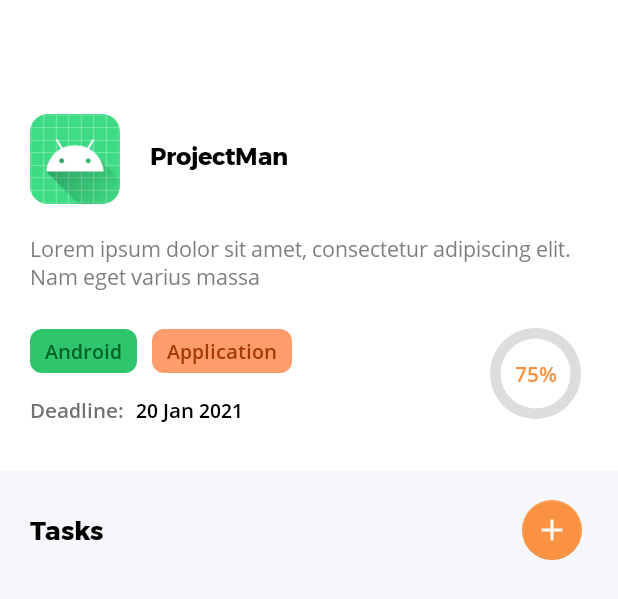
After one commit to ajailani4/projekan, an Android app: the layout activity_project_details.xml on its own in the app's theme, with its tools: preview values and no code run, on a phone screen of 412 x 824 dp. The commit adds this screen. Shown: the top 599 px of the screen. Run offline under Robolectric (Android 15) with nearby library versions, the phone set to English and light mode, and no system bars; network calls fail.

Commit message:
Add ProjectDetailsActivity

```diff
--- a/app/src/main/java/com/ajailani/projekan/data/model/Project.kt
+++ b/app/src/main/java/com/ajailani/projekan/data/model/Project.kt
@@ -5,6 +5,8 @@ import com.squareup.moshi.Json
 data class Project(
     @Json(name = "id")
     var id: Int = 0,
+    @Json(name = "itemNum")
+    var itemNum: Int = 0,
     @Json(name = "icon")
     var icon: String = "",
     @Json(name = "title")
@@ -18,7 +20,7 @@ data class Project(
     @Json(name = "deadline")
     var deadline: String = "",
     @Json(name = "progress")
-    var progress: Float = 0F,
+    var progress: Int = 0,
     @Json(name = "status")
     var status: String = "undone",
     @Json(name = "onPage")
--- a/app/src/main/java/com/ajailani/projekan/di/module/ApplicationModule.kt
+++ b/app/src/main/java/com/ajailani/projekan/di/module/ApplicationModule.kt
@@ -43,4 +43,9 @@ class ApplicationModule {
     @Singleton
     fun provideFirebaseStorage(): FirebaseStorage =
         FirebaseStorage.getInstance()
+
+    @Provides
+    @Singleton
+    fun provedDatabaseReference(): DatabaseReference =
+        FirebaseDatabase.getInstance().reference
 }
--- a/app/src/main/java/com/ajailani/projekan/ui/adapter/MyProjectsAdapter.kt
+++ b/app/src/main/java/com/ajailani/projekan/ui/adapter/MyProjectsAdapter.kt
@@ -10,7 +10,7 @@ import com.ajailani.projekan.data.model.Project
 import com.ajailani.projekan.databinding.ListMyProjectsBinding
 import com.bumptech.glide.Glide
 
-class MyProjectsAdapter(private val listener: (Project) -> Unit) : PagingDataAdapter<Project, MyProjectsAdapter.ViewHolder>(DataDifferentiator) {
+class MyProjectsAdapter(private val listener: (Int, Int) -> Unit) : PagingDataAdapter<Project, MyProjectsAdapter.ViewHolder>(DataDifferentiator) {
     private lateinit var binding: ListMyProjectsBinding
 
     object DataDifferentiator : DiffUtil.ItemCallback<Project>() {
@@ -25,7 +25,7 @@ class MyProjectsAdapter(private val listener: (Project) -> Unit) : PagingDataAda
     }
 
     class ViewHolder(private val binding: ListMyProjectsBinding) : RecyclerView.ViewHolder(binding.root) {
-        fun bind(project: Project, listener: (Project) -> Unit) {
+        fun bind(project: Project, listener: (Int, Int) -> Unit) {
             binding.apply {
                 if(project.icon != "") {
                     Glide.with(icon.context)
@@ -41,7 +41,7 @@ class MyProjectsAdapter(private val listener: (Project) -> Unit) : PagingDataAda
                 deadline.text = project.deadline
 
                 root.setOnClickListener {
-                    listener(project)
+                    listener(project.onPage, project.itemNum)
                 }
             }
         }
--- a/app/src/main/java/com/ajailani/projekan/ui/view/activity/MainActivity.kt
+++ b/app/src/main/java/com/ajailani/projekan/ui/view/activity/MainActivity.kt
@@ -101,8 +101,12 @@ class MainActivity : AppCompatActivity() {
         //Show my projects list
         lifecycleScope.launch {
             homeViewModel.getMyProjects()?.observe(this@MainActivity, { myProjects ->
-                myProjectsAdapter = MyProjectsAdapter { project ->
+                myProjectsAdapter = MyProjectsAdapter { page, itemNum ->
                     //Go to ProjectDetailsActivity
+                    val projectDetailsIntent = Intent(applicationContext, ProjectDetailsActivity::class.java)
+                    projectDetailsIntent.putExtra("page", page)
+                    projectDetailsIntent.putExtra("itemNum", itemNum)
+                    startActivity(projectDetailsIntent)
                 }
 
                 binding.myProjectsRv.apply {
--- /dev/null
+++ b/app/src/main/res/drawable/circle_progress_bar.xml
@@ -0,0 +1,23 @@
+<?xml version="1.0" encoding="utf-8"?>
+<layer-list xmlns:android="http://schemas.android.com/apk/res/android">
+    <item>
+        <shape
+            android:shape="ring"
+            android:thicknessRatio="10"
+            android:useLevel="false">
+            <solid android:color="@color/colorGreyCirProgBar" />
+        </shape>
+    </item>
+    <item>
+        <rotate
+            android:fromDegrees="270"
+            android:toDegrees="270">
+            <shape
+                android:shape="ring"
+                android:thicknessRatio="10"
+                android:useLevel="true">
+                <solid android:color="@color/colorPrimary" />
+            </shape>
+        </rotate>
+    </item>
+</layer-list>
--- a/app/src/main/res/layout/activity_main.xml
+++ b/app/src/main/res/layout/activity_main.xml
@@ -147,6 +147,8 @@
             android:layout_width="match_parent"
             android:layout_height="wrap_content"
             android:layout_marginTop="10dp"
+            android:paddingBottom="10dp"
+            android:clipToPadding="false"
             android:overScrollMode="never"
             app:layout_constraintEnd_toEndOf="parent"
             app:layout_constraintHorizontal_bias="0.0"
--- /dev/null
+++ b/app/src/main/res/layout/activity_project_details.xml
@@ -0,0 +1,229 @@
+<?xml version="1.0" encoding="utf-8"?>
+<androidx.constraintlayout.widget.ConstraintLayout xmlns:android="http://schemas.android.com/apk/res/android"
+    xmlns:app="http://schemas.android.com/apk/res-auto"
+    xmlns:tools="http://schemas.android.com/tools"
+    android:layout_width="match_parent"
+    android:layout_height="match_parent"
+    android:background="@color/colorDetailBg"
+    tools:context=".ui.view.activity.ProjectDetailsActivity">
+
+    <androidx.appcompat.widget.Toolbar
+        android:id="@+id/toolbar"
+        android:layout_width="match_parent"
+        android:layout_height="wrap_content"
+        android:background="@android:color/white"
+        android:minHeight="?attr/actionBarSize"
+        android:theme="@style/CustomToolbar"
+        app:layout_constraintEnd_toEndOf="parent"
+        app:layout_constraintStart_toStartOf="parent"
+        app:layout_constraintTop_toTopOf="parent" />
+
+    <!-- Header -->
+    <androidx.constraintlayout.widget.ConstraintLayout
+        android:id="@+id/constraintLayout"
+        android:layout_width="match_parent"
+        android:layout_height="wrap_content"
+        android:background="@android:color/white"
+        app:layout_constraintEnd_toEndOf="parent"
+        app:layout_constraintStart_toStartOf="parent"
+        app:layout_constraintTop_toBottomOf="@+id/toolbar">
+
+        <!-- Icon -->
+        <androidx.cardview.widget.CardView
+            android:id="@+id/iconCardView"
+            android:layout_width="60dp"
+            android:layout_height="60dp"
+            android:layout_marginStart="20dp"
+            android:layout_marginTop="20dp"
+            android:clickable="true"
+            android:focusable="true"
+            app:cardCornerRadius="12dp"
+            app:cardElevation="0dp"
+            app:layout_constraintStart_toStartOf="parent"
+            app:layout_constraintTop_toTopOf="parent">
+
+            <androidx.appcompat.widget.AppCompatImageView
+                android:id="@+id/icon"
+                android:layout_width="match_parent"
+                android:layout_height="match_parent"
+                android:scaleType="centerCrop"
+                android:src="@mipmap/ic_launcher" />
+
+        </androidx.cardview.widget.CardView>
+
+        <!-- Title -->
+        <androidx.appcompat.widget.AppCompatTextView
+            android:id="@+id/title"
+            android:layout_width="wrap_content"
+            android:layout_height="wrap_content"
+            android:layout_marginStart="20dp"
+            android:layout_marginTop="35dp"
+            android:fontFamily="@font/montserrat_bold"
+            android:textColor="@android:color/black"
+            android:textSize="16sp"
+            app:layout_constraintStart_toEndOf="@+id/iconCardView"
+            app:layout_constraintTop_toTopOf="parent"
+            tools:text="ProjectMan" />
+
+        <!-- Desc -->
+        <androidx.appcompat.widget.AppCompatTextView
+            android:id="@+id/desc"
+            android:layout_width="match_parent"
+            android:layout_height="wrap_content"
+            android:layout_marginStart="20dp"
+            android:layout_marginTop="20dp"
+            android:layout_marginEnd="20dp"
+            android:fontFamily="@font/open_sans"
+            android:textColor="@color/colorGrey"
+            android:textSize="14sp"
+            app:layout_constraintEnd_toEndOf="parent"
+            app:layout_constraintHorizontal_bias="0.0"
+            app:layout_constraintStart_toStartOf="parent"
+            app:layout_constraintTop_toBottomOf="@+id/iconCardView"
+            tools:text="Lorem ipsum dolor sit amet, consectetur adipiscing elit. Nam eget varius massa" />
+
+        <!-- Platform -->
+        <androidx.appcompat.widget.AppCompatTextView
+            android:id="@+id/platform"
+            android:layout_width="wrap_content"
+            android:layout_height="wrap_content"
+            android:layout_marginStart="20dp"
+            android:layout_marginTop="25dp"
+            android:background="@drawable/background_platform"
+            android:fontFamily="@font/open_sans_semibold"
+            android:orientation="vertical"
+            android:paddingStart="10dp"
+            android:paddingTop="5dp"
+            android:paddingEnd="10dp"
+            android:paddingBottom="5dp"
+            android:textColor="@color/colorPlatformText"
+            android:textSize="13sp"
+            app:layout_constraintStart_toStartOf="parent"
+            app:layout_constraintTop_toBottomOf="@+id/desc"
+            tools:text="Android" />
+
+        <!-- Category -->
+        <androidx.appcompat.widget.AppCompatTextView
+            android:id="@+id/category"
+            android:layout_width="wrap_content"
+            android:layout_height="wrap_content"
+            android:layout_marginStart="10dp"
+            android:layout_marginTop="25dp"
+            android:background="@drawable/background_category"
+            android:fontFamily="@font/open_sans_semibold"
+            android:orientation="vertical"
+            android:paddingStart="10dp"
+            android:paddingTop="5dp"
+            android:paddingEnd="10dp"
+            android:paddingBottom="5dp"
+            android:textColor="@color/colorCategoryText"
+            android:textSize="13sp"
+            app:layout_constraintStart_toEndOf="@+id/platform"
+            app:layout_constraintTop_toBottomOf="@+id/desc"
+            tools:text="Application">
+
+        </androidx.appcompat.widget.AppCompatTextView>
+
+        <!-- Progress -->
+        <ProgressBar
+            android:id="@+id/progress"
+            android:layout_width="70dp"
+            android:layout_height="70dp"
+            android:layout_marginTop="20dp"
+            android:layout_marginEnd="20dp"
+            android:layout_marginBottom="30dp"
+            android:indeterminateOnly="false"
+            android:progressDrawable="@drawable/circle_progress_bar"
+            app:layout_constraintBottom_toBottomOf="parent"
+            app:layout_constraintEnd_toEndOf="parent"
+            app:layout_constraintTop_toBottomOf="@+id/desc"
+            app:layout_constraintVertical_bias="0.0"
+            tools:progress="0" />
+
+        <androidx.appcompat.widget.AppCompatTextView
+            android:id="@+id/progressText"
+            android:layout_width="wrap_content"
+            android:layout_height="wrap_content"
+            android:fontFamily="@font/open_sans_semibold"
+            android:textColor="@color/colorPrimary"
+            android:textSize="14sp"
+            app:layout_constraintBottom_toBottomOf="@+id/progress"
+            app:layout_constraintEnd_toEndOf="@+id/progress"
+            app:layout_constraintStart_toStartOf="@+id/progress"
+            app:layout_constraintTop_toTopOf="@+id/progress"
+            tools:text="75%" />
+
+        <!-- Deadline -->
+        <androidx.appcompat.widget.AppCompatTextView
+            android:id="@+id/appCompatTextView"
+            android:layout_width="wrap_content"
+            android:layout_height="wrap_content"
+            android:layout_marginStart="20dp"
+            android:layout_marginTop="15dp"
+            android:layout_marginBottom="30dp"
+            android:fontFamily="@font/open_sans_semibold"
+            android:text="@string/deadline"
+            android:textColor="@color/colorDeadline"
+            android:textSize="13sp"
+            app:layout_constraintStart_toStartOf="parent"
+            app:layout_constraintTop_toBottomOf="@+id/platform"
+            app:layout_constraintVertical_bias="0.0" />
+
+        <androidx.appcompat.widget.AppCompatTextView
+            android:id="@+id/deadline"
+            android:layout_width="wrap_content"
+            android:layout_height="wrap_content"
+            android:layout_marginStart="8dp"
+            android:layout_marginTop="15dp"
+            android:layout_marginEnd="25dp"
+            android:fontFamily="@font/open_sans_semibold"
+            android:textColor="@android:color/black"
+            android:textSize="13sp"
+            app:layout_constraintStart_toEndOf="@+id/appCompatTextView"
+            app:layout_constraintTop_toBottomOf="@+id/category"
+            tools:text="20 Jan 2021" />
+
+    </androidx.constraintlayout.widget.ConstraintLayout>
+
+    <!-- Tasks -->
+    <androidx.appcompat.widget.AppCompatTextView
+        android:id="@+id/appCompatTextView2"
+        android:layout_width="wrap_content"
+        android:layout_height="wrap_content"
+        android:layout_marginTop="25dp"
+        android:layout_marginStart="20dp"
+        android:fontFamily="@font/montserrat_bold"
+        android:text="@string/tasks"
+        android:textColor="@android:color/black"
+        android:textSize="17sp"
+        app:layout_constraintStart_toStartOf="parent"
+        app:layout_constraintTop_toBottomOf="@+id/constraintLayout" />
+
+    <androidx.recyclerview.widget.RecyclerView
+        android:id="@+id/tasksRv"
+        android:layout_width="match_parent"
+        android:layout_height="wrap_content"
+        android:layout_marginTop="10dp"
+        android:overScrollMode="never"
+        app:layout_constraintEnd_toEndOf="parent"
+        app:layout_constraintHorizontal_bias="0.0"
+        app:layout_constraintStart_toStartOf="parent"
+        app:layout_constraintTop_toBottomOf="@+id/appCompatTextView2" />
+
+    <!-- Add Task -->
+    <com.google.android.material.floatingactionbutton.FloatingActionButton
+        android:id="@+id/addTask"
+        android:layout_width="wrap_content"
+        android:layout_height="wrap_content"
+        android:layout_marginTop="15dp"
+        android:layout_marginEnd="20dp"
+        android:src="@drawable/ic_add"
+        android:contentDescription="@string/add_project"
+        app:layout_constraintEnd_toEndOf="parent"
+        app:layout_constraintTop_toBottomOf="@+id/constraintLayout"
+        app:fabCustomSize="40dp"
+        app:backgroundTint="@color/colorPrimary"
+        app:tint="@android:color/white"
+        app:elevation="0dp" />
+
+</androidx.constraintlayout.widget.ConstraintLayout>
--- a/app/src/main/res/layout/list_my_projects.xml
+++ b/app/src/main/res/layout/list_my_projects.xml
@@ -135,7 +135,7 @@
             android:id="@+id/deadline"
             android:layout_width="wrap_content"
             android:layout_height="wrap_content"
-            android:layout_marginStart="10dp"
+            android:layout_marginStart="8dp"
             android:layout_marginTop="10dp"
             android:layout_marginEnd="25dp"
             android:fontFamily="@font/open_sans_semibold"
--- /dev/null
+++ b/app/src/main/res/layout/shimmer_project_details.xml
@@ -0,0 +1,6 @@
+<?xml version="1.0" encoding="utf-8"?>
+<androidx.constraintlayout.widget.ConstraintLayout
+    xmlns:android="http://schemas.android.com/apk/res/android" android:layout_width="match_parent"
+    android:layout_height="match_parent">
+
+</androidx.constraintlayout.widget.ConstraintLayout>
--- a/app/src/main/res/values/colors.xml
+++ b/app/src/main/res/values/colors.xml
@@ -16,4 +16,6 @@
     <color name="colorDeadline">#727272</color>
     <color name="colorProgBarBg">#EAEAEA</color>
     <color name="colorChipStroke">#A5A5A5</color>
+    <color name="colorDetailBg">#F6F7FB</color>
+    <color name="colorGreyCirProgBar">#DDD</color>
 </resources>
--- a/app/src/main/res/values/strings.xml
+++ b/app/src/main/res/values/strings.xml
@@ -21,4 +21,6 @@
     <string name="please_wait">Please Wait</string>
     <string name="no_data">No data</string>
     <string name="add_your_projects">Let\'s add your projects</string>
+    <string name="tasks">Tasks</string>
+    <string name="progress_text">%d%%</string>
 </resources>
```
Also changed, not shown: app/src/main/AndroidManifest.xml (+8 -2 lines), app/src/main/java/com/ajailani/projekan/data/api/ApiService.kt (+17 -10 lines), app/src/main/java/com/ajailani/projekan/data/repository/FirebaseRepository.kt (+45 -3 lines), app/src/main/java/com/ajailani/projekan/ui/view/activity/ProjectDetailsActivity.kt (added, +59 -0 lines), app/src/main/java/com/ajailani/projekan/ui/viewmodel/ProjectDetailsViewModel.kt (added, +26 -0 lines), app/src/main/res/layout/list_deadlined_project.xml (+6 -6 lines).
